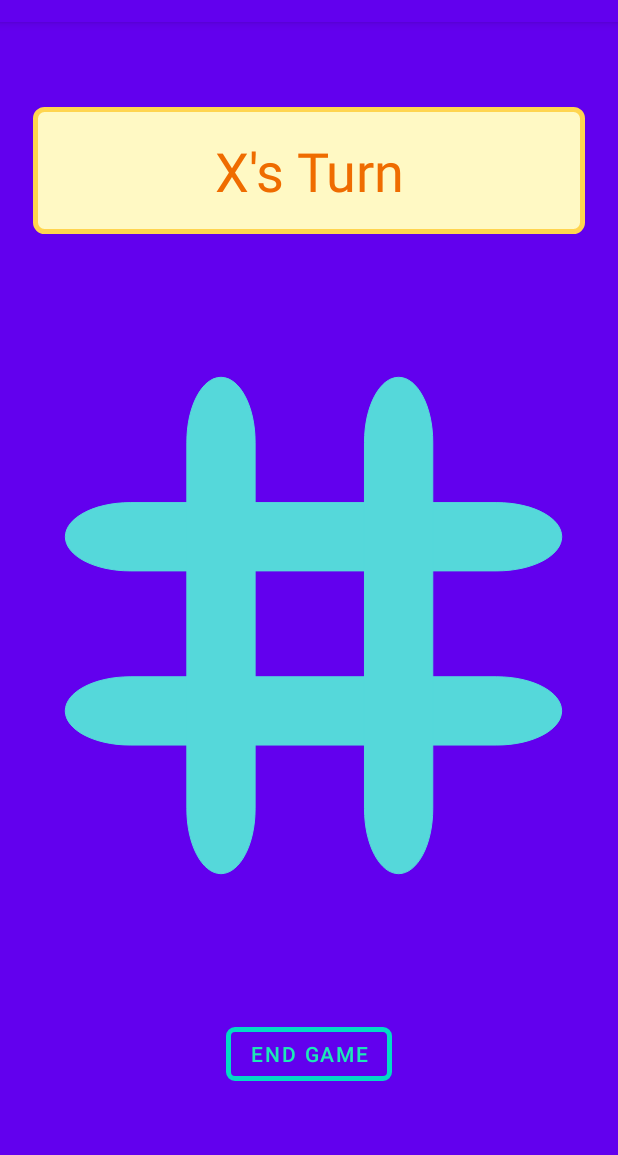
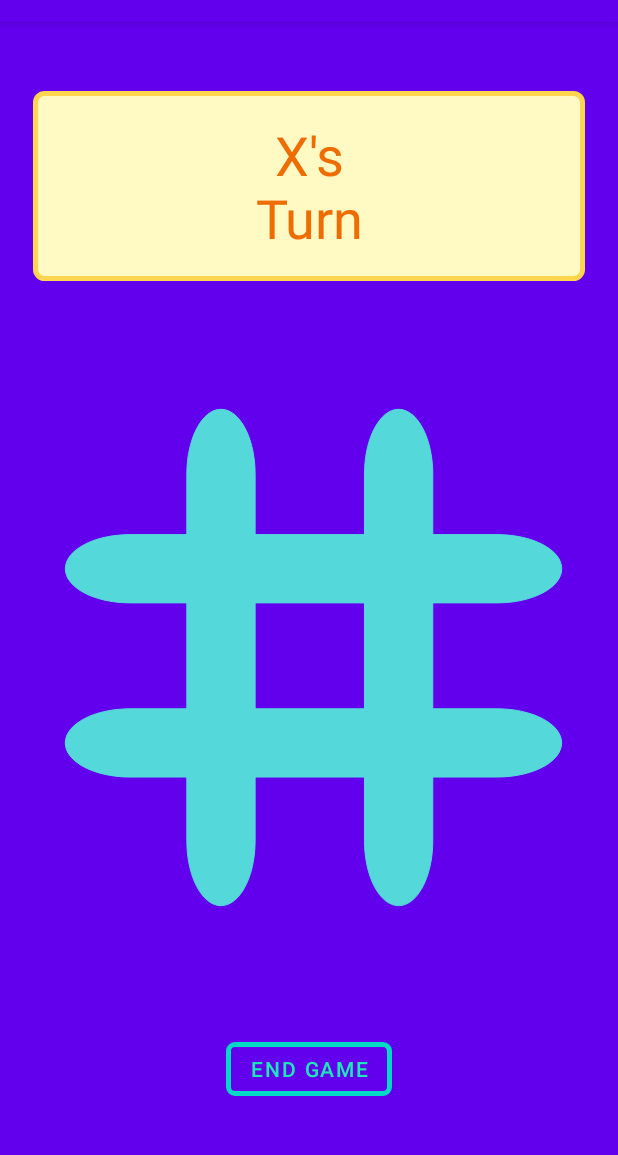
Before and after one commit to Jherscu/TicTacToe, an Android app: the GameFragment screen opened through its navigation route, on a phone screen of 412 x 824 dp, the part 62-1217 px from its top. Run offline under Robolectric (Android 15) with nearby library versions, the phone set to English and light mode, and no system bars; our stand-ins replace navigation-ui.

Commit message:
Add Final Function and Polish

```diff
--- a/app/src/main/res/layout-land/fragment_game.xml
+++ b/app/src/main/res/layout-land/fragment_game.xml
@@ -14,7 +14,7 @@
         app:layout_constraintEnd_toStartOf="@id/image_background"
         app:layout_constraintStart_toStartOf="parent"
         app:layout_constraintTop_toTopOf="parent"
-        tools:background="@color/yellow_100"
+        tools:background="@drawable/rounded_text_view_pink"
         tools:text="O's Turn" />
 
     <ImageView
@@ -44,11 +44,13 @@
 
         <ImageView
             android:id="@+id/grid_upper_left"
-            style="@style/GameBoxLand" />
+            style="@style/GameBoxLand"
+            tools:background="@drawable/icon_x" />
 
         <ImageView
             android:id="@+id/grid_upper_center"
-            style="@style/GameBoxLand" />
+            style="@style/GameBoxLand"
+            tools:background="@drawable/icon_x" />
 
         <ImageView
             android:id="@+id/grid_upper_right"
@@ -64,11 +66,13 @@
 
         <ImageView
             android:id="@+id/grid_center_right"
-            style="@style/GameBoxLand" />
+            style="@style/GameBoxLand"
+            tools:background="@drawable/icon_o" />
 
         <ImageView
             android:id="@+id/grid_lower_left"
-            style="@style/GameBoxLand" />
+            style="@style/GameBoxLand"
+            tools:background="@drawable/icon_o" />
 
         <ImageView
             android:id="@+id/grid_lower_center"
@@ -76,7 +80,8 @@
 
         <ImageView
             android:id="@+id/grid_lower_right"
-            style="@style/GameBoxLand" />
+            style="@style/GameBoxLand"
+            tools:background="@drawable/icon_x" />
 
     </GridLayout>
 
--- a/app/src/main/res/layout/fragment_game.xml
+++ b/app/src/main/res/layout/fragment_game.xml
@@ -21,7 +21,8 @@
             app:layout_constraintEnd_toEndOf="parent"
             app:layout_constraintStart_toStartOf="parent"
             app:layout_constraintTop_toTopOf="parent"
-            tools:text="O's Turn" />
+            tools:background="@drawable/rounded_text_view_yellow"
+            tools:text="X's Turn" />
 
         <ImageView
             android:id="@+id/image_background"
@@ -50,11 +51,13 @@
 
             <ImageView
                 android:id="@+id/grid_upper_left"
-                style="@style/GameBoxPort" />
+                style="@style/GameBoxPort"
+                tools:background="@drawable/icon_x" />
 
             <ImageView
                 android:id="@+id/grid_upper_center"
-                style="@style/GameBoxPort" />
+                style="@style/GameBoxPort"
+                tools:background="@drawable/icon_x" />
 
             <ImageView
                 android:id="@+id/grid_upper_right"
@@ -70,11 +73,13 @@
 
             <ImageView
                 android:id="@+id/grid_center_right"
-                style="@style/GameBoxPort" />
+                style="@style/GameBoxPort"
+                tools:background="@drawable/icon_o" />
 
             <ImageView
                 android:id="@+id/grid_lower_left"
-                style="@style/GameBoxPort" />
+                style="@style/GameBoxPort"
+                tools:background="@drawable/icon_o" />
 
             <ImageView
                 android:id="@+id/grid_lower_center"
--- a/app/src/main/res/values/strings.xml
+++ b/app/src/main/res/values/strings.xml
@@ -19,7 +19,7 @@
         What in the sam hill is going on here???</string>
     <string name="confused_turn">Whose turn is it?… I do believe there\'s been an error.</string>
     <string name="you_win">%1$s WINS!!!</string>
-    <string name="player_turn">%1$s\'s Turn</string>
+    <string name="player_turn">%1$s\'s\nTurn</string>
     <string name="draw">DRAW</string>
     <string name="play_again">Play Again</string>
     <string name="exit_game">Exit Game</string>
@@ -27,4 +27,5 @@
     <string name="start_game">START GAME</string>
     <string name="player_one_name">Player 1: X</string>
     <string name="player_two_name">Player 2: O</string>
+    <string name="github">GitHub</string>
 </resources>
--- a/app/src/main/res/values/styles.xml
+++ b/app/src/main/res/values/styles.xml
@@ -27,9 +27,11 @@
     </style>
 
     <style name="TextInputEditText">
-        <item name="android:textColorHint">#00695C</item>
         <item name="android:layout_width">match_parent</item>
         <item name="android:layout_height">@dimen/edit_text_height</item>
+        <item name="android:maxLength">12</item>
+        <item name="android:imeOptions">actionDone</item>
+        <item name="android:inputType">text</item>
     </style>
 
     <style name="GameBoxLand">
```
Also changed, not shown: app/src/main/java/com/example/tictactoe/ui/LandingFragment.kt (+44 -3 lines), app/src/main/res/layout/fragment_landing.xml (+11 -0 lines).
